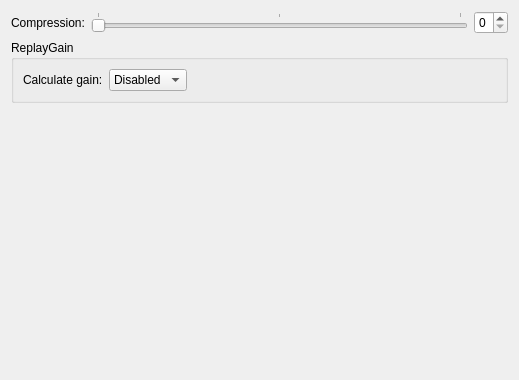
Above: formats/out_wv_config.ui from flacon/flacon before the change. Below: the same form after it.
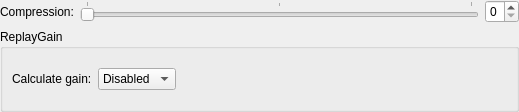
That is the form after the change.

The edit to the form file:
```diff
--- a/formats/out_wv_config.ui
+++ b/formats/out_wv_config.ui
@@ -7,13 +7,25 @@
     <x>0</x>
     <y>0</y>
     <width>519</width>
-    <height>380</height>
+    <height>112</height>
    </rect>
   </property>
   <property name="windowTitle">
    <string>WavPack encoding configuration</string>
   </property>
   <layout class="QVBoxLayout" name="verticalLayout">
+   <property name="leftMargin">
+    <number>0</number>
+   </property>
+   <property name="topMargin">
+    <number>0</number>
+   </property>
+   <property name="rightMargin">
+    <number>0</number>
+   </property>
+   <property name="bottomMargin">
+    <number>0</number>
+   </property>
    <item>
     <layout class="QGridLayout" name="formLayout_9">
      <item row="0" column="0">
@@ -103,19 +115,6 @@
      </layout>
     </widget>
    </item>
-   <item>
-    <spacer name="verticalSpacer_6">
-     <property name="orientation">
-      <enum>Qt::Vertical</enum>
-     </property>
-     <property name="sizeHint" stdset="0">
-      <size>
-       <width>20</width>
-       <height>266</height>
-      </size>
-     </property>
-    </spacer>
-   </item>
   </layout>
  </widget>
  <resources/>
```
